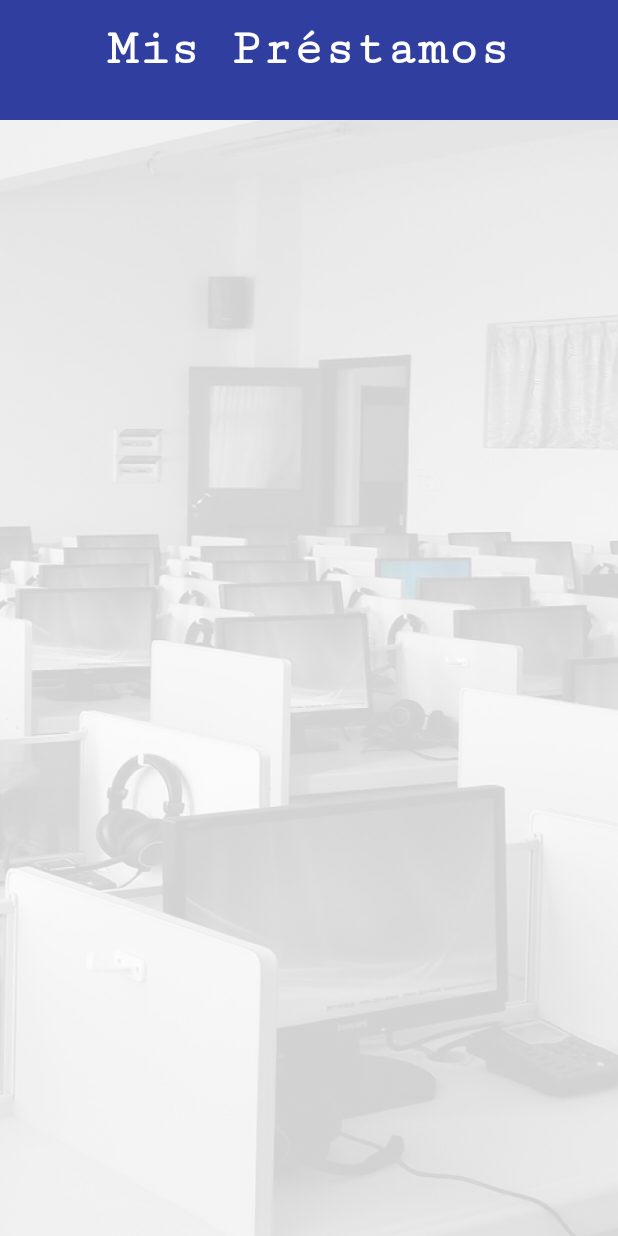
After one commit to BetanCesar/IoTecApp, an Android app: the MisPrestamosActivity screen opened directly, with no data from a screen before it, on a phone screen of 412 x 824 dp. The commit adds this screen. Run offline under Robolectric (Android 15) with nearby library versions, the phone set to English and light mode, and no system bars; our stand-ins replace Firebase (no records; nobody signed in at launch, a user with empty details on screens opened directly).

Commit message:
Add mis prestamos, it shows the image and name of the device

```diff
--- a/app/src/main/AndroidManifest.xml
+++ b/app/src/main/AndroidManifest.xml
@@ -27,7 +27,8 @@
             android:name=".AcercaDeActivity"
             android:label="@string/title_activity_acerca_de"
             android:theme="@style/AppTheme" />
-        <activity android:name=".DispositivosActivity"></activity>
+        <activity android:name=".DispositivosActivity" />
+        <activity android:name=".MisPrestamosActivity"></activity>
     </application>
 
 </manifest>
--- a/app/src/main/java/brandon/example/com/iotecapp/Adapters/DispositivosListAdapter.java
+++ b/app/src/main/java/brandon/example/com/iotecapp/Adapters/DispositivosListAdapter.java
@@ -195,9 +195,10 @@ public class DispositivosListAdapter extends RecyclerView.Adapter<DispositivosLi
 
                             // Update prestamo collection
                             Map<String, Object> data = new HashMap<>();
-                            data.put("name", userName);
+                            data.put("nombre", userName);
                             data.put("matricula", userMatricula);
                             data.put("uuid", uid);
+                            data.put("muid", materialSelected);
                             data.put("duid", dispositivo_id);
 
                             mFirestore.collection("prestamos")
--- /dev/null
+++ b/app/src/main/java/brandon/example/com/iotecapp/Adapters/PrestamosListAdapter.java
@@ -0,0 +1,182 @@
+package brandon.example.com.iotecapp.Adapters;
+
+import android.content.Context;
+import android.content.Intent;
+import android.graphics.Bitmap;
+import android.graphics.BitmapFactory;
+import android.support.annotation.NonNull;
+import android.support.v7.widget.RecyclerView;
+import android.util.Log;
+import android.view.LayoutInflater;
+import android.view.View;
+import android.view.ViewGroup;
+import android.widget.Button;
+import android.widget.ImageView;
+import android.widget.TextView;
+
+import com.google.android.gms.tasks.OnCompleteListener;
+import com.google.android.gms.tasks.OnFailureListener;
+import com.google.android.gms.tasks.OnSuccessListener;
+import com.google.android.gms.tasks.Task;
+import com.google.firebase.auth.FirebaseAuth;
+import com.google.firebase.auth.FirebaseUser;
+import com.google.firebase.database.DataSnapshot;
+import com.google.firebase.database.DatabaseError;
+import com.google.firebase.database.DatabaseReference;
+import com.google.firebase.database.FirebaseDatabase;
+import com.google.firebase.database.ValueEventListener;
+import com.google.firebase.firestore.DocumentReference;
+import com.google.firebase.firestore.DocumentSnapshot;
+import com.google.firebase.firestore.FirebaseFirestore;
+import com.google.firebase.firestore.QuerySnapshot;
+import com.google.firebase.storage.FirebaseStorage;
+import com.google.firebase.storage.StorageReference;
+
+import java.util.List;
+
+import brandon.example.com.iotecapp.LoginActivity;
+import brandon.example.com.iotecapp.R;
+import brandon.example.com.iotecapp.pojo.Material;
+import brandon.example.com.iotecapp.pojo.Prestamo;
+
+/**
+ * Created by Cesar on 06/05/18.
+ */
+
+public class PrestamosListAdapter extends RecyclerView.Adapter<PrestamosListAdapter.ViewHolder> {
+
+    private static final String TAG = "Firelog";
+
+    public List<Prestamo> prestamosList;
+    public Context context;
+
+    // Firestore
+    private FirebaseFirestore mFirestore;
+    private DocumentReference docRef;
+
+    // Storage
+    public FirebaseStorage storage;
+    public StorageReference storageRef;
+
+    // Material
+   private String nombreMaterial;
+
+    public PrestamosListAdapter(final Context context, List<Prestamo> prestamosList){
+        this.prestamosList = prestamosList;
+        this.context = context;
+
+        storage = FirebaseStorage.getInstance();
+        mFirestore = FirebaseFirestore.getInstance();
+        storageRef = storage.getReferenceFromUrl("gs://iotecapp.appspot.com/Materiales").child("Dualshock4.png");
+    }
+
+
+    @Override
+    public PrestamosListAdapter.ViewHolder onCreateViewHolder(ViewGroup parent, int viewType) {
+        View view = LayoutInflater.from(parent.getContext()).inflate(R.layout.layout_prestamo, parent, false);
+        return new ViewHolder(view);
+    }
+
+    @Override
+    public void onBindViewHolder(final ViewHolder holder, int position) {
+        //storageRef = storage.getReferenceFromUrl("gs://iotecapp.appspot.com/Materiales").child(materialsList.get(position).getImage());
+
+        // Get prestamos data
+        /*mFirestore.collection("prestamos")
+                .whereEqualTo("uuid", uid)
+                .get()
+                .addOnCompleteListener(new OnCompleteListener<QuerySnapshot>() {
+                    @Override
+                    public void onComplete(@NonNull Task<QuerySnapshot> task) {
+                        if (task.isSuccessful()) {
+                            for (DocumentSnapshot document : task.getResult()) {
+                                count++;
+                            }
+                            DocumentReference todasRef = mFirestore.collection("materiales").document(materialSelected);
+                            todasRef.update("disponible", count+"")
+                                    .addOnSuccessListener(new OnSuccessListener<Void>() {
+                                        @Override
+                                        public void onSuccess(Void aVoid) {
+                                            Log.d(TAG, "Material updated successfully");
+                                        }
+                                    })
+                                    .addOnFailureListener(new OnFailureListener() {
+                                        @Override
+                                        public void onFailure(@NonNull Exception e) {
+                                            Log.w(TAG, "Error updating material", e);
+                                        }
+                                    });
+                            Log.d(TAG, "Total: "+ count);
+                        } else {
+                            Log.d(TAG, "Error getting documents: ", task.getException());
+                        }
+                    }
+                });
+                */
+        final String muid = prestamosList.get(position).getMuid();
+        final String duid = prestamosList.get(position).getDuid();
+        DocumentReference docRef = mFirestore.collection("materiales").document(muid);
+        docRef.get().addOnCompleteListener(new OnCompleteListener<DocumentSnapshot>() {
+            @Override
+            public void onComplete(@NonNull Task<DocumentSnapshot> task) {
+                if (task.isSuccessful()) {
+                    DocumentSnapshot document = task.getResult();
+                    if (document != null) {
+                        Material material = task.getResult().toObject(Material.class).withId(muid);
+                        Log.d(TAG, "Nombre material:" + material.getNombre());
+                        nombreMaterial = material.getNombre();
+                        success(holder, nombreMaterial, material.getImage());
+                        Log.d(TAG, "DocumentSnapshot data: " + task.getResult().getData());
+                    } else {
+                        Log.d(TAG, "No such document");
+                    }
+                } else {
+                    Log.d(TAG, "get failed with ", task.getException());
+                }
+            }
+        });
+
+        //Log.d(TAG, "AHHHH: " + nombreMaterial);
+        //holder.materialNameText.setText(nombreMaterial);
+        Log.d(TAG, "Adapter: " + prestamosList.get(position).getDuid());
+    }
+
+    public void success(final ViewHolder holder, String name, String image){
+        holder.materialNameText.setText(name);
+        storageRef = storage.getReferenceFromUrl("gs://iotecapp.appspot.com/Materiales").child(image);
+        final long ONE_MEGABYTE = 1024 * 1024;
+        storageRef.getBytes(ONE_MEGABYTE).addOnSuccessListener(new OnSuccessListener<byte[]>() {
+            @Override
+            public void onSuccess(byte[] bytes) {
+                Bitmap bitmap = BitmapFactory.decodeByteArray(bytes, 0, bytes.length);
+                successImage(holder, bitmap);
+            }
+        });
+    }
+    public void successImage(ViewHolder holder, Bitmap bitmap){
+        holder.materialPrestamoImage.setImageBitmap(bitmap);
+    }
+
+    @Override
+    public int getItemCount() {
+        return prestamosList.size();
+    }
+
+    public class ViewHolder extends RecyclerView.ViewHolder{
+
+        View mView;
+
+        public TextView materialNameText;
+        public ImageView materialPrestamoImage;
+        public Button devolverDispositivoBtn;
+
+        public ViewHolder(View itemView) {
+            super(itemView);
+            mView = itemView;
+
+            materialNameText = (TextView) mView.findViewById(R.id.nombre_text);
+            materialPrestamoImage = (ImageView) mView.findViewById(R.id.materialPrestamoImage);
+            devolverDispositivoBtn = (Button) mView.findViewById(R.id.btnDevolverDispositivo);
+        }
+    }
+}
--- /dev/null
+++ b/app/src/main/java/brandon/example/com/iotecapp/MisPrestamosActivity.java
@@ -0,0 +1,102 @@
+package brandon.example.com.iotecapp;
+
+import android.app.Activity;
+import android.content.Intent;
+import android.os.Bundle;
+import android.support.annotation.NonNull;
+import android.support.v7.widget.LinearLayoutManager;
+import android.support.v7.widget.RecyclerView;
+import android.util.Log;
+
+import com.google.android.gms.tasks.OnCompleteListener;
+import com.google.android.gms.tasks.OnFailureListener;
+import com.google.android.gms.tasks.OnSuccessListener;
+import com.google.android.gms.tasks.Task;
+import com.google.firebase.auth.FirebaseAuth;
+import com.google.firebase.auth.FirebaseUser;
+import com.google.firebase.firestore.DocumentChange;
+import com.google.firebase.firestore.DocumentReference;
+import com.google.firebase.firestore.DocumentSnapshot;
+import com.google.firebase.firestore.EventListener;
+import com.google.firebase.firestore.FirebaseFirestore;
+import com.google.firebase.firestore.FirebaseFirestoreException;
+import com.google.firebase.firestore.QuerySnapshot;
+
+import java.util.ArrayList;
+import java.util.List;
+
+import brandon.example.com.iotecapp.Adapters.PrestamosListAdapter;
+import brandon.example.com.iotecapp.pojo.Material;
+import brandon.example.com.iotecapp.pojo.Prestamo;
+
+public class MisPrestamosActivity extends Activity {
+
+    private static final String TAG = "Firelog";
+    private RecyclerView mPrestamoList;
+    private FirebaseFirestore mFirestore;
+    private PrestamosListAdapter prestamosListAdapter;
+    private List<Prestamo> prestamosList;
+
+    // Auth
+    private FirebaseAuth.AuthStateListener authStateListener;
+    private FirebaseAuth auth;
+
+    // User
+    private String uid;
+
+    @Override
+    protected void onCreate(Bundle savedInstanceState) {
+        super.onCreate(savedInstanceState);
+        setContentView(R.layout.activity_mis_prestamos);
+
+        prestamosList = new ArrayList<>();
+        prestamosListAdapter = new PrestamosListAdapter(getApplicationContext(), prestamosList);
+
+        mPrestamoList = (RecyclerView) findViewById(R.id.prestamos_list);
+        mPrestamoList.setHasFixedSize(true);
+        mPrestamoList.setLayoutManager(new LinearLayoutManager(this));
+        mPrestamoList.setAdapter(prestamosListAdapter);
+
+        mFirestore = FirebaseFirestore.getInstance();
+
+        // User
+        auth = FirebaseAuth.getInstance();
+        final FirebaseUser user = FirebaseAuth.getInstance().getCurrentUser();
+        authStateListener = new FirebaseAuth.AuthStateListener() {
+            @Override
+            public void onAuthStateChanged(@NonNull FirebaseAuth firebaseAuth) {
+                FirebaseUser user = firebaseAuth.getCurrentUser();
+                if(user == null){
+                    Intent intent = new Intent(MisPrestamosActivity.this,LoginActivity.class);
+                    startActivity(intent);
+                }
+            }
+        };
+        uid = FirebaseAuth.getInstance().getCurrentUser().getUid();
+
+        mFirestore.collection("prestamos")
+                .whereEqualTo("uuid", uid)
+                .get()
+                .addOnCompleteListener(new OnCompleteListener<QuerySnapshot>() {
+                    @Override
+                    public void onComplete(@NonNull Task<QuerySnapshot> task) {
+                        if (task.isSuccessful()) {
+                            int count = 0;
+                            for (DocumentSnapshot doc : task.getResult()) {
+                                count++;
+                                //Log.d(TAG,"Id: " + doc.getId());
+                                String prestamo_id = doc.getId();
+                                Prestamo prestamo = doc.toObject(Prestamo.class).withId(prestamo_id);
+                                //Log.d(TAG, "Prestamo: " + prestamo.toString());
+                                prestamosList.add(prestamo);
+                                prestamosListAdapter.notifyDataSetChanged();
+                            }
+                            Log.d(TAG, "Total: " +count);
+                        } else {
+                            Log.d(TAG, "Error getting documents: ", task.getException());
+                        }
+                    }
+                });
+
+    }
+}
--- /dev/null
+++ b/app/src/main/res/layout/activity_mis_prestamos.xml
@@ -0,0 +1,40 @@
+<?xml version="1.0" encoding="utf-8"?>
+<RelativeLayout xmlns:android="http://schemas.android.com/apk/res/android"
+    xmlns:app="http://schemas.android.com/apk/res-auto"
+    xmlns:tools="http://schemas.android.com/tools"
+    android:layout_width="match_parent"
+    android:layout_height="match_parent"
+    android:background="@drawable/fondonuevo"
+    tools:context="brandon.example.com.iotecapp.PedirMaterialesActivity">
+
+
+    <View
+        android:id="@+id/headerAddRemove"
+        android:layout_width="match_parent"
+        android:layout_height="80dp"
+        android:background="@drawable/rectangle" />
+
+    <TextView
+        android:id="@+id/textView2"
+        android:layout_width="wrap_content"
+        android:layout_height="wrap_content"
+        android:layout_alignParentTop="true"
+        android:layout_centerHorizontal="true"
+        android:layout_marginTop="13dp"
+        android:fontFamily="serif-monospace"
+        android:text="Mis Préstamos"
+        android:textColor="@android:color/white"
+        android:textSize="34sp"
+        android:textStyle="bold" />
+
+    <android.support.v7.widget.RecyclerView
+        android:id="@+id/prestamos_list"
+        android:layout_width="match_parent"
+        android:layout_height="match_parent"
+        android:layout_alignParentStart="true"
+        android:layout_below="@+id/headerAddRemove"
+        tools:layout_editor_absoluteX="0dp"
+        tools:layout_editor_absoluteY="83dp"></android.support.v7.widget.RecyclerView>
+
+
+</RelativeLayout>
```
Also changed, not shown: app/src/main/java/brandon/example/com/iotecapp/MainActivity.java (+10 -1 lines), app/src/main/java/brandon/example/com/iotecapp/pojo/Prestamo.java (added, +71 -0 lines), app/src/main/res/layout/layout_prestamo.xml (added, +42 -0 lines).
